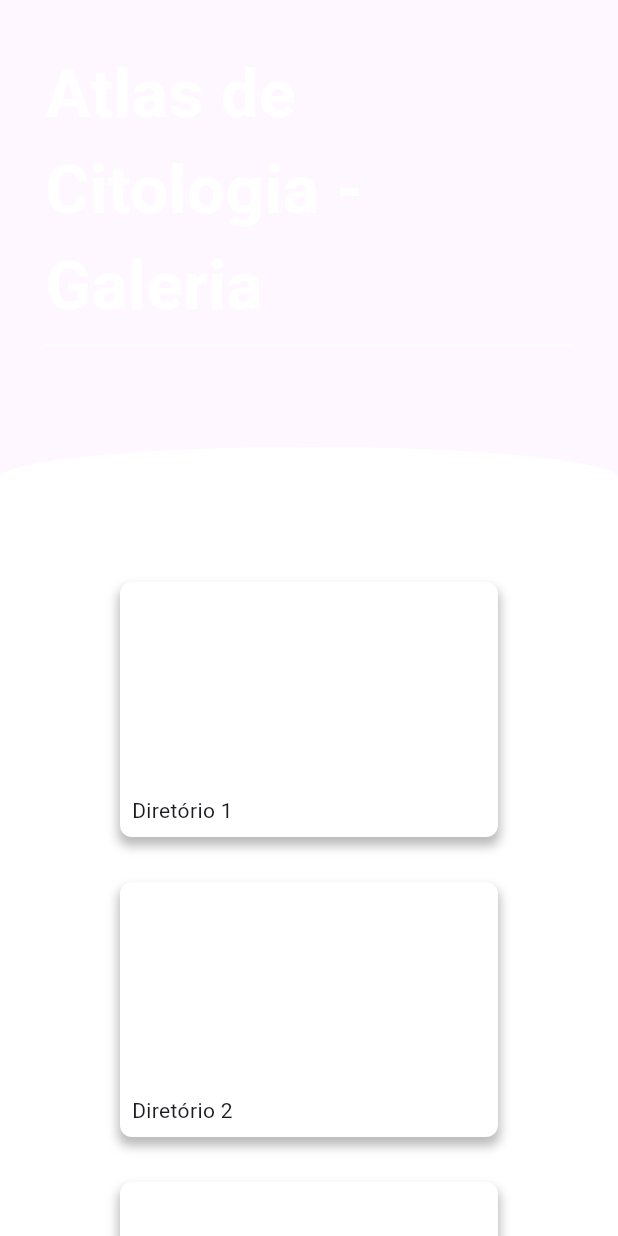
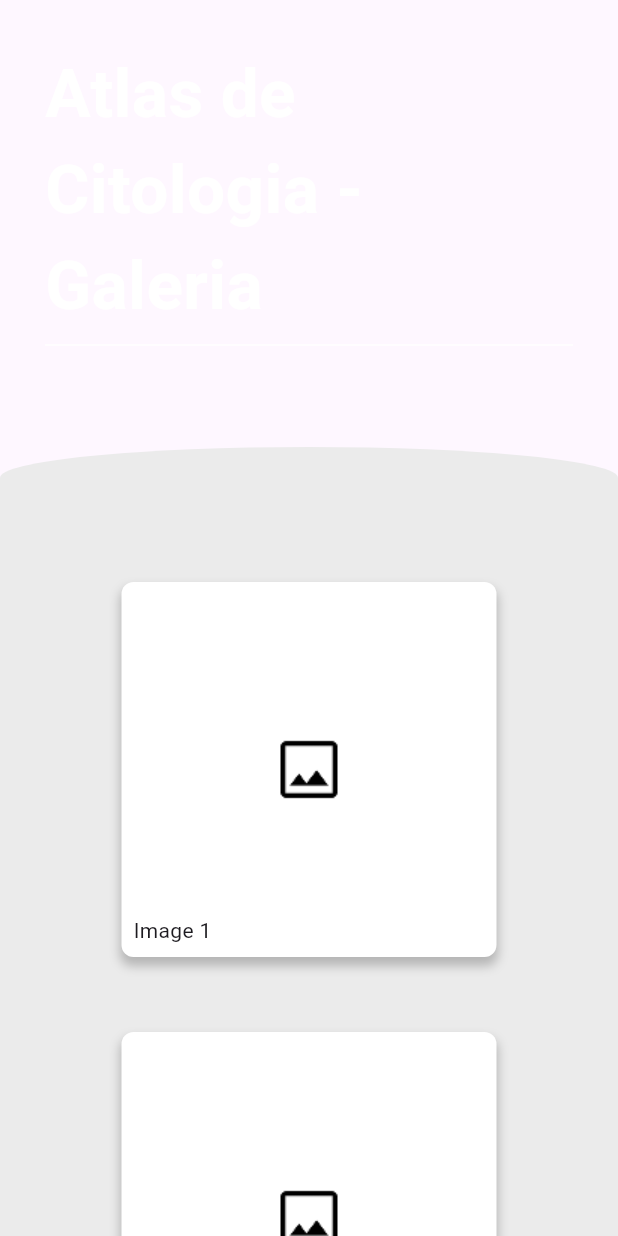
Before and after one commit to Atlas-Citologico-FMABC/frontend-backend, a Flutter app: the GaleriaTab widget shown alone on an empty page, opened directly, on a phone screen of 412 x 824 dp. Run offline on Flutter 3.47's test engine with Material 3 defaults, Android fonts, the phone set to English and light mode, and no system bars.

Commit message:
Create 'GaleriaBox' widget & update 'galeria' tab to use 'GaleriaBox' instead of 'DiretoriosBox'

```diff
--- a/lib/screens/galeria_tab.dart
+++ b/lib/screens/galeria_tab.dart
@@ -1,6 +1,7 @@
 import 'package:flutter/material.dart';
+import '../widgets/galeria_box.dart';
 
-import '../widgets/diretorio_box.dart';
+final Color lightGray = Color(0xffEBEBEB);
 
 class GaleriaTab extends StatelessWidget {
   const GaleriaTab({super.key});
@@ -36,7 +37,7 @@ class GaleriaTab extends StatelessWidget {
             ),
             width: double.infinity,
             decoration: BoxDecoration(
-              color: Colors.white,
+              color: lightGray,
               borderRadius: BorderRadius.only(
                 topLeft: Radius.elliptical(700, 70),
                 topRight: Radius.elliptical(700, 70),
@@ -50,24 +51,20 @@ class GaleriaTab extends StatelessWidget {
                   SizedBox(height: 20),
                   Wrap(
                     spacing: 50,
-                    runSpacing: 30,
+                    runSpacing: 50,
                     children: <Widget>[
-                      DiretorioBox(title: 'Diretório 1'),
-                      DiretorioBox(title: 'Diretório 2'),
-                      DiretorioBox(title: 'Diretório 3'),
-                      DiretorioBox(title: 'Diretório 4'),
-                      DiretorioBox(title: 'Diretório 5'),
-                      DiretorioBox(title: 'Diretório 6'),
-                      DiretorioBox(title: 'Diretório 7'),
-                      DiretorioBox(title: 'Diretório 8'),
-                      DiretorioBox(title: 'Diretório 9'),
-                      DiretorioBox(title: 'Diretório 10'),
-                      DiretorioBox(title: 'Diretório 11'),
-                      DiretorioBox(title: 'Diretório 12'),
-                      DiretorioBox(title: 'Diretório 13'),
-                      DiretorioBox(title: 'Diretório 14'),
-                      DiretorioBox(title: 'Diretório 15'),
-                      DiretorioBox(title: 'Diretório 16'),
+											GaleriaBox(title: 'Image 1'),
+											GaleriaBox(title: 'Image 2'),
+											GaleriaBox(title: 'Image 3'),
+											GaleriaBox(title: 'Image 4'),
+											GaleriaBox(title: 'Image 5'),
+											GaleriaBox(title: 'Image 6'),
+											GaleriaBox(title: 'Image 7'),
+											GaleriaBox(title: 'Image 8'),
+											GaleriaBox(title: 'Image 9'),
+											GaleriaBox(title: 'Image 10'),
+											GaleriaBox(title: 'Image 11'),
+											GaleriaBox(title: 'Image 12'),
                     ],
                   ),
                 ],
--- /dev/null
+++ b/lib/widgets/galeria_box.dart
@@ -0,0 +1,30 @@
+import 'package:flutter/material.dart';
+
+Widget GaleriaBox({
+  required String title,
+  Color borderColor = Colors.transparent,
+  double borderWidth = 0,
+}) {
+  return Container(
+    width: 250,
+    height: 250,
+    decoration: BoxDecoration(
+      image: DecorationImage(image: AssetImage('assets/images/image.png')),
+      boxShadow: [
+        BoxShadow(
+          color: Colors.grey.withValues(alpha: 0.7),
+          spreadRadius: 1,
+          blurRadius: 5,
+          offset: Offset(0, 5),
+        ),
+      ],
+      color: Colors.white,
+      border: Border.all(color: borderColor, width: borderWidth),
+      borderRadius: BorderRadiusGeometry.circular(8),
+    ),
+    child: Padding(
+      padding: const EdgeInsets.all(8.0),
+      child: Align(alignment: Alignment.bottomLeft, child: Text(title)),
+    ),
+  );
+}
--- a/pubspec.yaml
+++ b/pubspec.yaml
@@ -60,6 +60,7 @@ flutter:
   # To add assets to your application, add an assets section, like this:
   assets:
     - assets/images/fmabc.png
+    - assets/images/image.png
 
   # An image asset can refer to one or more resolution-specific "variants", see
   # https://flutter.dev/to/resolution-aware-images
```
Also changed, not shown: assets/images/image.png (added).
